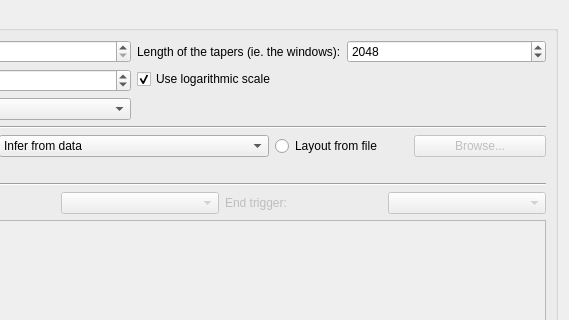
Before: the Qt Designer form meggie_batch/ui/qt4Designer_ui_files/powerSpectrumDialog.ui in cibr-jyu/meggie, drawn with Qt 5; both pictures show x 301 to 870 and y 0 to 320 of the 870 by 590 pixel window.
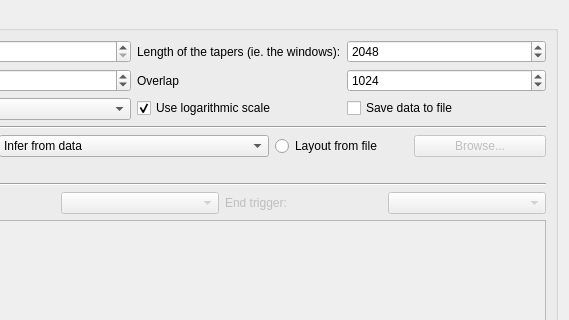
After: the same form once the commit is applied.

Commit message: Fixed length epochs. Power spectrum saved to file.

Diff of the .ui file:
```diff
--- a/meggie_batch/ui/qt4Designer_ui_files/powerSpectrumDialog.ui
+++ b/meggie_batch/ui/qt4Designer_ui_files/powerSpectrumDialog.ui
@@ -133,7 +133,30 @@
             </property>
            </widget>
           </item>
-          <item row="1" column="0" colspan="2">
+          <item row="1" column="0">
+           <widget class="QLabel" name="labelOverlap">
+            <property name="toolTip">
+             <string>&lt;html&gt;&lt;head/&gt;&lt;body&gt;&lt;p&gt;Number of overlapping points between the blocks.&lt;/p&gt;&lt;/body&gt;&lt;/html&gt;</string>
+            </property>
+            <property name="text">
+             <string>Overlap</string>
+            </property>
+           </widget>
+          </item>
+          <item row="1" column="1">
+           <widget class="QSpinBox" name="spinBoxOverlap">
+            <property name="toolTip">
+             <string>&lt;html&gt;&lt;head/&gt;&lt;body&gt;&lt;p&gt;Number of overlapping points between the blocks.&lt;/p&gt;&lt;/body&gt;&lt;/html&gt;</string>
+            </property>
+            <property name="maximum">
+             <number>10000</number>
+            </property>
+            <property name="value">
+             <number>1024</number>
+            </property>
+           </widget>
+          </item>
+          <item row="2" column="0">
            <widget class="QCheckBox" name="checkBoxLogarithm">
             <property name="toolTip">
              <string>Use logarithmic scale.</string>
@@ -152,6 +175,13 @@
             </property>
            </widget>
           </item>
+          <item row="2" column="1">
+           <widget class="QCheckBox" name="checkBoxSaveData">
+            <property name="text">
+             <string>Save data to file</string>
+            </property>
+           </widget>
+          </item>
          </layout>
         </item>
        </layout>
```
Left out of the diff: 4 changed lines with no effect on the pictures. The commit also changes 10 other files.
